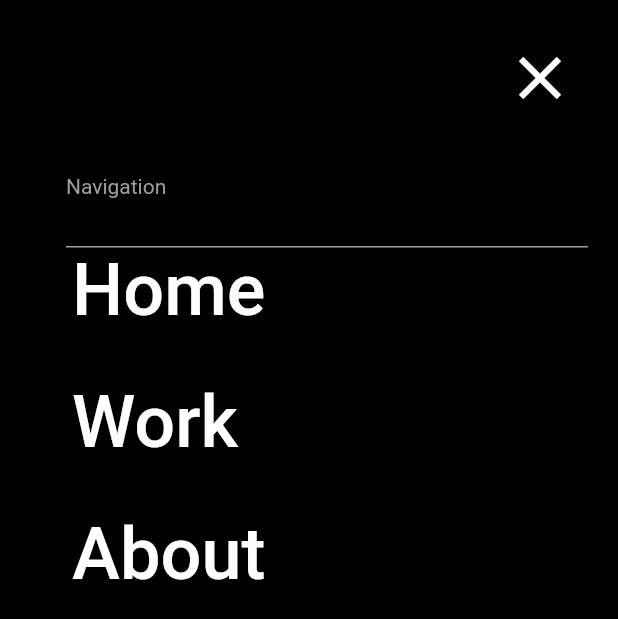
After one commit to MinseokJeong/mj_personal_website, a Flutter app: the screen it shows after launch, after a tap on the "menu" icon, on a phone screen of 412 x 824 dp. The commit adds this screen. Shown: the top 619 px of the screen. Run offline on Flutter 3.47's test engine with Material 2 defaults, Android fonts, the phone set to English and light mode, and no system bars; our stand-ins replace animated_text_kit, flutter_svg, google_fonts, hexcolor; Roboto replaces fonts that are missing (NotoSansKorean).

Commit message:
Worked on menu page.

```diff
--- a/lib/main.dart
+++ b/lib/main.dart
@@ -1,5 +1,6 @@
 import 'package:flutter/material.dart';
 import 'package:google_fonts/google_fonts.dart';
+import 'package:mj_portfolio_web/page/menu_page.dart';
 import 'package:mj_portfolio_web/util/screen_type_extension.dart';
 import 'model/enum_screen_type.dart';
 import 'page/unknown_page.dart';
@@ -25,13 +26,14 @@ void main() {
   ScreenTypeExtension.baseScreenType = ScreenType.laptopLarge;
 
   //ForDebug
-  // return runApp(
-  //   MaterialApp(
-  //     home: AboutPage(),
-  //     theme: ThemeData(fontFamily: FontName.NotoSansKorean.name),
-  //     debugShowCheckedModeBanner: false,
-  //   ),
-  // );
+  return runApp(
+    MaterialApp(
+      home: AboutPage(),
+      theme: ThemeData(fontFamily: FontName.NotoSansKorean.name),
+      debugShowCheckedModeBanner: false,
+    ),
+  );
+
   return runApp(
     MaterialApp(
       //routes: _routes,
--- /dev/null
+++ b/lib/page/menu_page.dart
@@ -0,0 +1,165 @@
+import 'package:flutter/material.dart';
+import 'package:flutter/material.dart';
+import 'package:flutter/widgets.dart';
+
+class MenuPage extends StatelessWidget {
+  const MenuPage({super.key});
+
+  @override
+  Widget build(BuildContext context) {
+    return Scaffold(
+      backgroundColor: Colors.black,
+      body: Container(
+        padding: EdgeInsets.all(20),
+        width: double.infinity,
+        child: Column(
+          crossAxisAlignment: CrossAxisAlignment.start,
+          children: [
+            Row(
+              mainAxisAlignment: MainAxisAlignment.end,
+              children: [
+                IconButton(
+                  iconSize: 48,
+                  onPressed: () {
+                    Navigator.pop(context);
+                  },
+                  icon: Icon(
+                    Icons.close_sharp,
+                    color: Colors.white,
+                  ),
+                ),
+              ],
+            ),
+            SizedBox(
+              height: 32,
+            ),
+            Padding(
+              padding: const EdgeInsets.only(left: 24.0),
+              child: Text(
+                'Navigation',
+                style: TextStyle(color: Colors.grey, fontSize: 14),
+              ),
+            ),
+            SizedBox(
+              height: 32,
+            ),
+            Padding(
+              padding: const EdgeInsets.only(left: 24.0),
+              child: Container(
+                width: double.infinity,
+                height: 1,
+                color: Colors.grey,
+              ),
+            ),
+            _CustomRowTextButton(
+              text: 'Home',
+              onPressed: () {},
+            ),
+            SizedBox(
+              height: 32,
+            ),
+            _CustomRowTextButton(
+              text: 'Work',
+              onPressed: () {},
+            ),
+            SizedBox(
+              height: 32,
+            ),
+            _CustomRowTextButton(
+              text: 'About',
+              onPressed: () {},
+            ),
+          ],
+        ),
+      ),
+    );
+  }
+}
+
+class _CustomRowTextButton extends StatefulWidget {
+  _CustomRowTextButton(
+      {super.key, required this.text, required this.onPressed});
+
+  void Function() onPressed;
+  String text;
+
+  @override
+  State<_CustomRowTextButton> createState() => __CustomRowTextButtonState();
+}
+
+class __CustomRowTextButtonState extends State<_CustomRowTextButton>
+    with SingleTickerProviderStateMixin {
+  bool hoveredState = false;
+
+  late AnimationController _animationController;
+
+  @override
+  void initState() {
+    super.initState();
+
+    _animationController = AnimationController(
+      vsync: this,
+      duration: Duration(milliseconds: 200),
+    );
+  }
+
+  @override
+  void dispose() {
+    _animationController.dispose();
+
+    super.dispose();
+  }
+
+  @override
+  Widget build(BuildContext context) {
+    return MouseRegion(
+      cursor:
+          (hoveredState) ? SystemMouseCursors.click : SystemMouseCursors.basic,
+      onEnter: (event) {
+        setState(() {
+          _animationController.reset();
+          _animationController.forward();
+          hoveredState = true;
+        });
+      },
+      onExit: (event) {
+        setState(() {
+          _animationController.reverse();
+          hoveredState = false;
+        });
+      },
+      child: Row(
+        crossAxisAlignment: CrossAxisAlignment.center,
+        children: [
+          SizedBox(
+            width: 12,
+            height: 12,
+            child: AnimatedBuilder(
+              animation: _animationController,
+              builder: (context, child) {
+                return Transform.scale(
+                  scale: _animationController.value,
+                  child: child,
+                );
+              },
+              child: Container(
+                width: double.infinity,
+                height: double.infinity,
+                decoration:
+                    BoxDecoration(shape: BoxShape.circle, color: Colors.white),
+              ),
+            ),
+          ),
+          SizedBox(
+            width: 16,
+          ),
+          Text(
+            widget.text,
+            style: TextStyle(
+                fontSize: 48, color: Colors.white, fontWeight: FontWeight.w500),
+          )
+        ],
+      ),
+    );
+  }
+}
--- a/lib/widget/interaction_menu_button_widget.dart
+++ b/lib/widget/interaction_menu_button_widget.dart
@@ -2,6 +2,7 @@ import 'dart:async';
 import 'dart:ui';
 
 import 'package:flutter/material.dart';
+import 'package:mj_portfolio_web/util/screen_size.dart';
 
 class InteractionMenuButtonWidget extends StatefulWidget {
   const InteractionMenuButtonWidget(
@@ -23,8 +24,9 @@ class InteractionMenuButtonWidget extends StatefulWidget {
 class _InteractionMenuButtonWidgetState
     extends State<InteractionMenuButtonWidget> with TickerProviderStateMixin {
   late LineMetrics _calculatedLineMetrics;
-  final double _horizontalPadding = 16.0;
-  final double _verticalPadding = 16.0;
+  double _horizontalPadding = 16.0;
+  double _verticalPadding = 16.0;
+  double _fontSize = 16.0;
 
   String get _text => widget.text;
   double get _containerWidth =>
@@ -37,7 +39,11 @@ class _InteractionMenuButtonWidgetState
   late Animation<Offset> _textPositionAnimationWhenMouseEnterAndExit;
 
   TextStyle get _textStyle => TextStyle(
-      color: widget.textColor, fontSize: 16, fontWeight: FontWeight.normal);
+        color: widget.textColor,
+        fontSize: _fontSize,
+        fontWeight: FontWeight.normal,
+        overflow: TextOverflow.visible,
+      );
 
   final _hoverOffsetStreamController = StreamController<Offset>();
 
@@ -77,6 +83,13 @@ class _InteractionMenuButtonWidgetState
 
   @override
   Widget build(BuildContext context) {
+    if (ScreenSize.isMobileScreenSize(context)) {
+      _horizontalPadding = 8.0;
+      _verticalPadding = 8.0;
+    } else {
+      _horizontalPadding = 16.0;
+      _verticalPadding = 16.0;
+    }
     return MouseRegion(
       onEnter: (event) {
         final localPosition = event.localPosition;
@@ -146,6 +159,7 @@ class _InteractionMenuButtonWidgetState
                         child: Text(
                           _text,
                           style: _textStyle,
+                          softWrap: false,
                         ),
                       ),
                     ),
@@ -170,6 +184,7 @@ class _InteractionMenuButtonWidgetState
                         child: Text(
                           _text,
                           style: _textStyle,
+                          softWrap: false,
                         ),
                       ),
                     ),
--- a/lib/widget/top_header_widget.dart
+++ b/lib/widget/top_header_widget.dart
@@ -1,5 +1,9 @@
 import 'package:flutter/material.dart';
+import 'package:mj_portfolio_web/model/enum_screen_type.dart';
+import 'package:mj_portfolio_web/page/menu_page.dart';
 import 'package:mj_portfolio_web/util/screen_size.dart';
+import 'package:mj_portfolio_web/util/screen_type_extension.dart';
+import 'package:url_launcher/url_launcher_string.dart';
 import 'interaction_menu_button_widget.dart';
 import '../model/route_name.dart' as rn;
 
@@ -10,13 +14,70 @@ class TopHeaderWidget extends StatelessWidget {
 
   @override
   Widget build(BuildContext context) {
+    final screenSizeWidth = ScreenSize.getScreenWidth(context);
+    if (screenSizeWidth >= ScreenType.tablet.width) {
+      return _forDefaultScreenSizeWidget(context);
+    } else {
+      return _forSmallScreenSizeWidget(context);
+    }
+  }
+
+  Widget _forSmallScreenSizeWidget(BuildContext context) {
+    double leftPadding = 8.0;
+    TextAlign textAlign = TextAlign.left;
+    var text = "@ Code by Minseok";
+
+    //final screenSizeWidth = ScreenSize.getScreenHeight(context);
+
+    return Padding(
+      padding: const EdgeInsets.only(left: 8.0, top: 16.0, right: 8.0),
+      child: Row(
+        mainAxisAlignment: MainAxisAlignment.start,
+        children: [
+          Padding(
+            padding: EdgeInsets.only(top: 8.0, bottom: 8.0, left: leftPadding),
+            child: GestureDetector(
+              onTap: () {
+                Navigator.pushNamed(context, rn.rootPage);
+              },
+              child: Text(
+                text,
+                textAlign: textAlign,
+                style: TextStyle(
+                    fontSize: 16.0,
+                    color: textColor,
+                    fontWeight: FontWeight.normal),
+              ),
+            ),
+          ),
+          const Spacer(),
+          IconButton(
+              onPressed: () {
+                Navigator.push<void>(
+                  context,
+                  MaterialPageRoute<void>(
+                    builder: (BuildContext context) => const MenuPage(),
+                  ),
+                );
+              },
+              icon: Icon(
+                Icons.menu,
+                color: Colors.white,
+                size: 20,
+              )),
+        ],
+      ),
+    );
+  }
+
+  Widget _forDefaultScreenSizeWidget(BuildContext context) {
     double leftPadding = 40.0;
     TextAlign textAlign = TextAlign.center;
 
     var text = '@ Code by MinseokJeong';
+    final screenSizeWidth = ScreenSize.getScreenHeight(context);
 
-    if (ScreenSize.isTabletScreenSize(context) ||
-        ScreenSize.isMobileScreenSize(context)) {
+    if (screenSizeWidth <= ScreenType.tablet.width) {
       leftPadding = 8.0;
       textAlign = TextAlign.left;
       text = "@ Code by Minseok";
@@ -29,6 +90,10 @@ class TopHeaderWidget extends StatelessWidget {
         children: [
           Padding(
             padding: EdgeInsets.only(top: 8.0, bottom: 8.0, left: leftPadding),
+            child: GestureDetector(
+              onTap: () {
+                Navigator.pushNamed(context, rn.rootPage);
+              },
               child: Text(
                 text,
                 textAlign: textAlign,
@@ -36,6 +101,7 @@ class TopHeaderWidget extends StatelessWidget {
                     fontSize: 16.0,
                     color: textColor,
                     fontWeight: FontWeight.normal),
+              ),
             ),
           ),
           const Spacer(),
```
Lines whose indentation alone changed are shown as unchanged.
